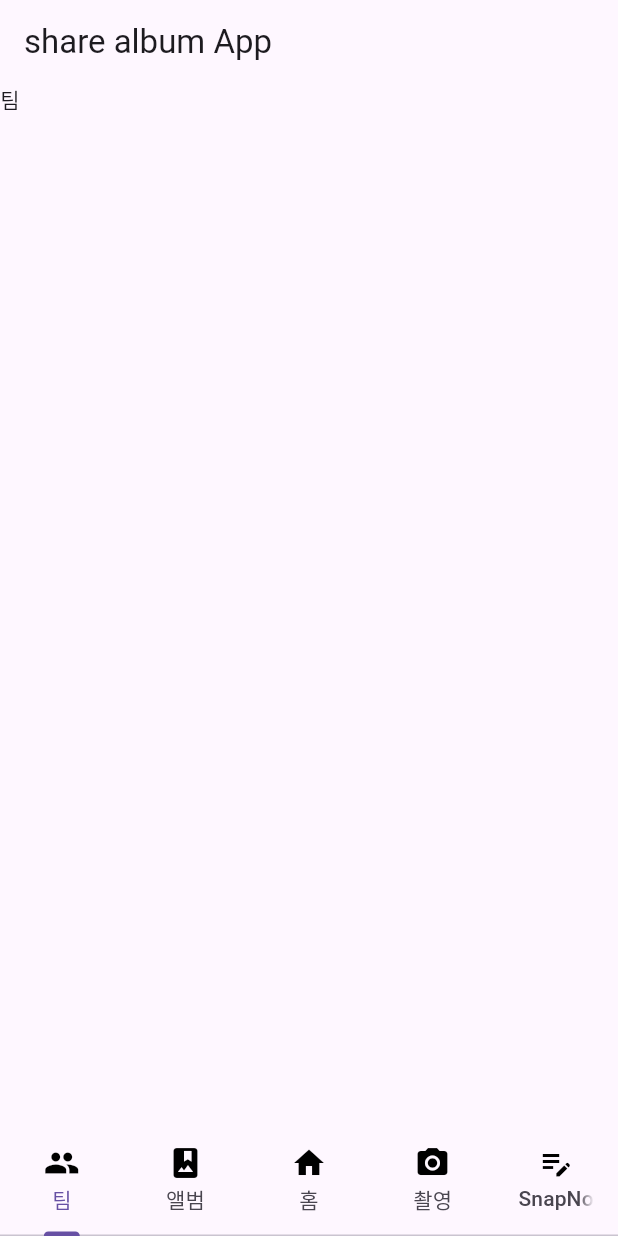
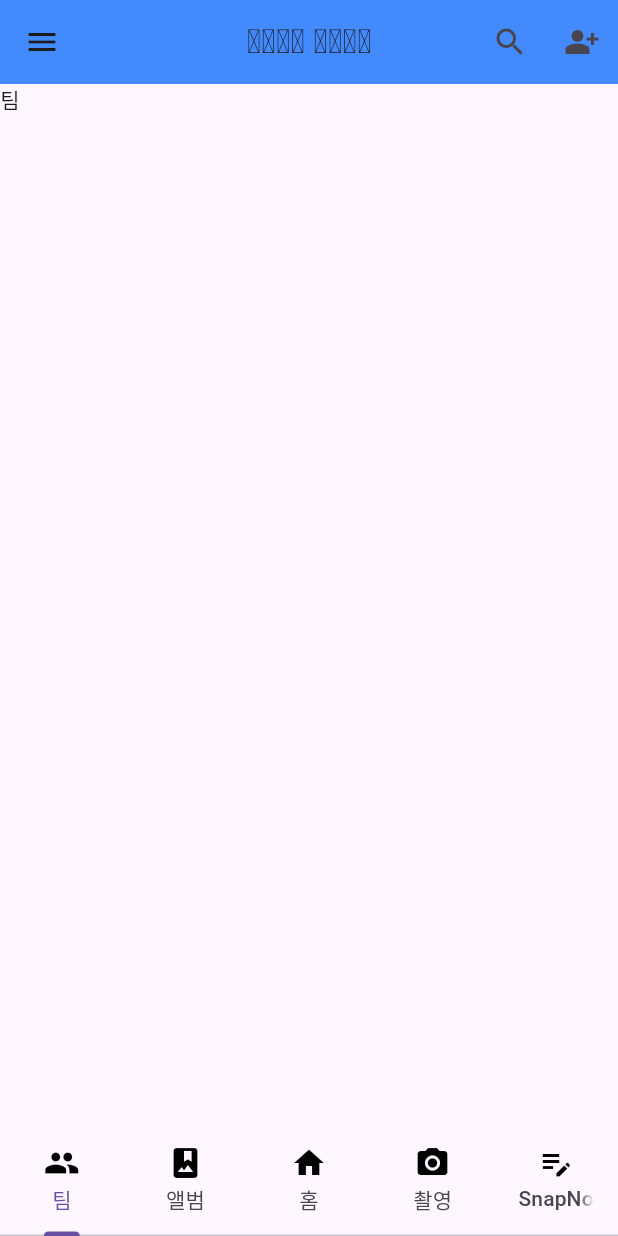
Before and after one commit to rlawndud/Travely, a Flutter app: the screen it shows after launch, after a tap on "로그인", on a phone screen of 412 x 824 dp. Run offline on Flutter 3.47's test engine with Material 3 defaults, Android fonts, the phone set to English and light mode, and no system bars; our stand-ins replace flutter_screenutil, image_picker, logger.

Commit message:
[res]사이드메뉴,메뉴화면 추가

```diff
--- a/lib/home.dart
+++ b/lib/home.dart
@@ -2,6 +2,8 @@ import 'package:flutter/material.dart';
 //import 'package:test2/TeamSettingScreen.dart';
 //import 'package:test2/image_upload_page.dart';
 //import 'package:test2/album/photo_folder_screen.dart';
+import 'package:test2/My_Page.dart';
+import 'package:test2/Settings.dart';
 
 class Home extends StatefulWidget {
   const Home({super.key});
@@ -21,7 +23,75 @@ class _HomeState extends State<Home> {
           length: 5,
           child: Scaffold(
             appBar: AppBar(
-              title: Text('share album App'),
+              title: Text('𝒮𝓃𝒶𝓅 𝒩ℴ𝓉ℯ'),
+              centerTitle: true,
+              elevation: 0.0,
+              backgroundColor: Colors.blueAccent,
+              actions: [
+                IconButton(
+                onPressed: () {},
+                  icon: Icon(Icons.search)
+                ),
+                IconButton(
+                  onPressed: () {},
+                  icon: Icon(Icons.person_add_alt_sharp),
+                )
+              ],
+            ),
+            drawer: Drawer(
+              child: ListView(
+                children: [
+                  UserAccountsDrawerHeader(
+                    currentAccountPicture: CircleAvatar(
+                      backgroundImage: AssetImage('assets/cat.jpg'),
+                    ),
+                    accountName: Text('R 2 B'),
+                    accountEmail: Text('abc12345@naver.com'),
+                    decoration: BoxDecoration(
+                      color: Colors.blueAccent[100],
+                      borderRadius: BorderRadius.only(
+                        bottomLeft: Radius.circular(15.0),
+                        bottomRight: Radius.circular(15.0),
+                      ),
+                    ),
+                    onDetailsPressed: () {},
+                  ),
+                  ListTile(
+                    leading: Icon(Icons.person),
+                    iconColor: Colors.black38,
+                    focusColor: Colors.black38,
+                    title: Text('My Page'),
+                    onTap: () {
+                      Navigator.push(
+                          context,
+                        MaterialPageRoute(builder: (context) => const MyPage()),
+                      );
+                    },
+                    trailing: Icon(Icons.navigate_next),
+                  ),
+                  ListTile(
+                    leading: Icon(Icons.settings),
+                    iconColor: Colors.black38,
+                    focusColor: Colors.black38,
+                    title: Text('Settings'),
+                    onTap: () {
+                      Navigator.push(
+                          context,
+                          MaterialPageRoute(builder: (context) => const Settings()),
+                      );
+                    },
+                    trailing: Icon(Icons.navigate_next),
+                  ),
+                  ListTile(
+                    leading: Icon(Icons.question_answer),
+                    iconColor: Colors.black38,
+                    focusColor: Colors.black38,
+                    title: Text('도움말'),
+                    onTap: () {},
+                    trailing: Icon(Icons.navigate_next),
+                  ),
+                ],
+              ),
             ),
             body: TabBarView(
               children: [
--- a/lib/main.dart
+++ b/lib/main.dart
@@ -1,5 +1,3 @@
-// file: lib/main.dart
-
 import 'package:flutter/material.dart';
 import 'package:test2/home.dart';
 import 'package:test2/login.dart';
@@ -21,7 +19,7 @@ class MyApp extends StatelessWidget {
       debugShowCheckedModeBanner: false,
       title: 'Flutter Demo',
       theme: ThemeData(
-        primarySwatch: Colors.blue,
+        primarySwatch: Colors.red,
       ),
       home: const Splash(),
       routes: {
@@ -29,7 +27,7 @@ class MyApp extends StatelessWidget {
         '/home': (context) => Home(),
         '/signup': (context) => Signup(),
         '/photo_folder_screen': (context) => PhotoFolderScreen(),
-        '/PhotoContract': (context) => const PhotoContract(), // 새로 추가된 화면
+        //'/PhotoContract': (context) => const PhotoContract(), // 새로 추가된 화면
       },
       // onGenerateRoute는 명시된 경로 외에 추가적인 경로 처리를 위해 사용
       onGenerateRoute: (RouteSettings settings) {
@@ -42,8 +40,8 @@ class MyApp extends StatelessWidget {
             return MaterialPageRoute(builder: (context) => Signup());
           case '/photo_folder_screen':
             return MaterialPageRoute(builder: (context) => PhotoFolderScreen());
-          case '/PhotoContract':
-            return MaterialPageRoute(builder: (context) => const PhotoContract());
+        // case '/PhotoContract':
+        //  return MaterialPageRoute(builder: (context) => const PhotoContract());
           default:
           // 없는 경로 요청 시 기본 화면으로 이동
             return MaterialPageRoute(builder: (context) => const Splash());
--- a/pubspec.yaml
+++ b/pubspec.yaml
@@ -63,6 +63,7 @@ flutter:
   assets:
     - assets/loading_image.png
     - assets/login_background.png
+    - assets/cat.jpg
 
   # To add assets to your application, add an assets section, like this:
   # assets:
```
Also changed, not shown: lib/My_Page.dart (added, +39 -0 lines), lib/Settings.dart (added, +29 -0 lines), assets/cat.jpg (added).
